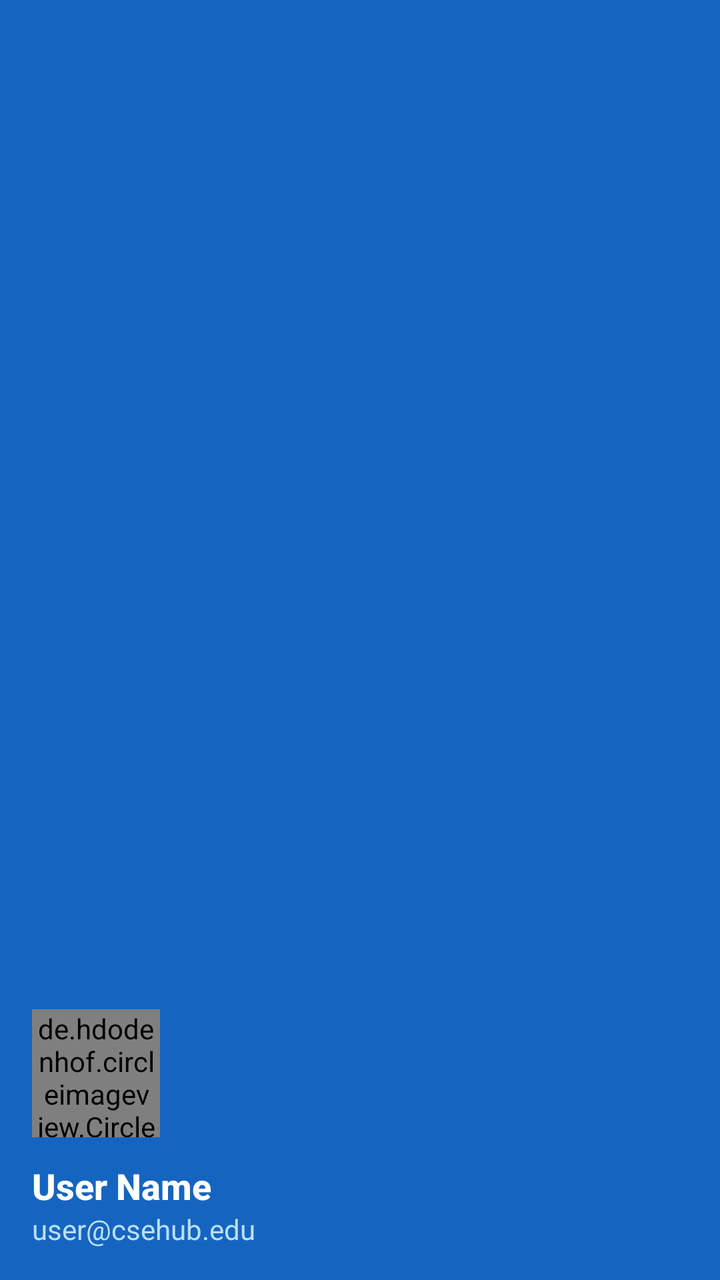
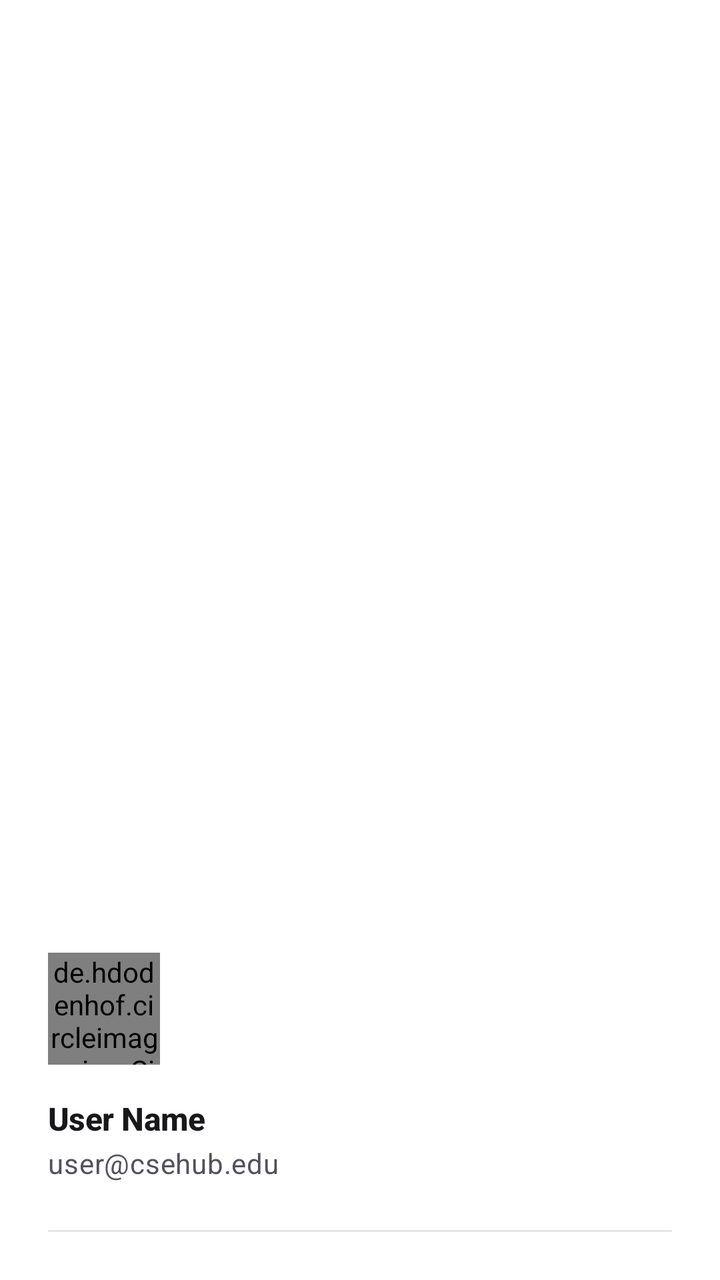

Compare the two renders of this Android layout. The source of the first and the diff that turns it into the second are given below.
<!-- AndroidManifest.xml: application theme Theme.CSEHub -->
<!-- res/layout/nav_header_main.xml -->
<?xml version="1.0" encoding="utf-8"?>
<LinearLayout xmlns:android="http://schemas.android.com/apk/res/android"
    xmlns:app="http://schemas.android.com/apk/res-auto"
    android:layout_width="match_parent"
    android:layout_height="176dp"
    android:background="@color/primary"
    android:gravity="bottom"
    android:orientation="vertical"
    android:padding="16dp"
    android:theme="@style/ThemeOverlay.AppCompat.Dark">

    
    <de.hdodenhof.circleimageview.CircleImageView
        android:id="@+id/avatarImageView"
        android:layout_width="64dp"
        android:layout_height="64dp"
        android:src="@drawable/ic_profile"
        app:civ_border_width="2dp"
        app:civ_border_color="@color/on_primary" />

    <TextView
        android:id="@+id/userNameTextView"
        android:layout_width="match_parent"
        android:layout_height="wrap_content"
        android:layout_marginTop="12dp"
        android:text="User Name"
        android:textAppearance="@style/TextAppearance.AppCompat.Body2"
        android:textColor="@color/on_primary"
        android:textSize="18sp"
        android:textStyle="bold" />

    <TextView
        android:id="@+id/userEmailTextView"
        android:layout_width="match_parent"
        android:layout_height="wrap_content"
        android:text="user@csehub.edu"
        android:textColor="@color/primary_container"
        android:textSize="14sp" />
</LinearLayout>
<!-- resources referenced by this layout -->
<resources>
  <color name="primary">#1565C0</color>
  <color name="primary_container">#BBDEFB</color>
  <style name="Theme.CSEHub" parent="Theme.Material3.DayNight.NoActionBar">
  
          
          <item name="colorPrimary">@color/primary</item>
          <item name="colorOnPrimary">@color/on_primary</item>
          <item name="colorPrimaryContainer">@color/primary_container</item>
          <item name="colorOnPrimaryContainer">@color/on_primary_container</item>
  
          
          <item name="colorSecondary">@color/secondary</item>
          <item name="colorOnSecondary">@color/on_secondary</item>
          <item name="colorSecondaryContainer">@color/secondary_container</item>
          <item name="colorOnSecondaryContainer">@color/on_secondary_container</item>
  
          
          <item name="colorTertiary">@color/tertiary</item>
          <item name="colorTertiaryContainer">@color/tertiary_container</item>
          <item name="colorOnTertiary">@color/on_tertiary</item>
          <item name="colorOnTertiaryContainer">@color/on_tertiary_container</item>
  
          
          <item name="colorError">@color/error</item>
          <item name="colorErrorContainer">@color/error_container</item>
          <item name="colorOnError">@color/on_error</item>
  
          
          <item name="android:windowBackground">@color/background</item>
          <item name="android:colorBackground">@color/background</item>
          <item name="colorOnBackground">@color/on_background</item>
          <item name="colorSurface">@color/surface</item>
          <item name="colorSurfaceVariant">@color/surface_variant</item>
          <item name="colorOnSurface">@color/on_surface</item>
          <item name="colorOnSurfaceVariant">@color/on_surface_variant</item>
          <item name="colorOutline">@color/outline</item>
          <item name="colorOutlineVariant">@color/outline_variant</item>
  
          
          <item name="android:statusBarColor" tools:targetApi="21">?attr/colorPrimary</item>
          <item name="android:windowLightStatusBar" tools:targetApi="23">false</item>
  
          
          <item name="elevationOverlayEnabled">false</item>
  
          
          <item name="shapeAppearanceSmallComponent">@style/ShapeAppearance.CSEHub.Small</item>
          <item name="shapeAppearanceMediumComponent">@style/ShapeAppearance.CSEHub.Medium</item>
          <item name="shapeAppearanceLargeComponent">@style/ShapeAppearance.CSEHub.Large</item>
      </style>
  <color name="on_primary_container">#0A1929</color>
  <color name="secondary">#00796B</color>
  <color name="secondary_container">#B2DFDB</color>
  <color name="on_secondary_container">#002319</color>
  <color name="tertiary">#E65100</color>
  <color name="tertiary_container">#FFE0B2</color>
  <color name="on_tertiary">#FFFFFF</color>
  <color name="on_tertiary_container">#3E1300</color>
  <color name="error">#B00020</color>
  <color name="error_container">#FDECEA</color>
  <color name="background">#F8F9FA</color>
  <color name="on_background">#1A1C1E</color>
  <color name="surface_variant">#EEF2F6</color>
  <color name="on_surface">#1A1C1E</color>
  <color name="on_surface_variant">#44474F</color>
  <color name="outline">#74777F</color>
  <color name="outline_variant">#C4C6D0</color>
  <!-- unchanged entries left out for length: 8 -->
</resources>

<!-- the commit's change to res/layout/nav_header_main.xml (unified diff, before → after) -->
@@ -2,38 +2,43 @@
 <LinearLayout xmlns:android="http://schemas.android.com/apk/res/android"
     xmlns:app="http://schemas.android.com/apk/res-auto"
     android:layout_width="match_parent"
-    android:layout_height="176dp"
-    android:background="@color/primary"
+    android:layout_height="wrap_content"
+    android:background="?attr/colorSurface"
     android:gravity="bottom"
     android:orientation="vertical"
-    android:padding="16dp"
-    android:theme="@style/ThemeOverlay.AppCompat.Dark">
+    android:padding="24dp">
 
     
     <de.hdodenhof.circleimageview.CircleImageView
         android:id="@+id/avatarImageView"
-        android:layout_width="64dp"
-        android:layout_height="64dp"
+        android:layout_width="56dp"
+        android:layout_height="56dp"
+        android:layout_marginBottom="16dp"
         android:src="@drawable/ic_profile"
-        app:civ_border_width="2dp"
-        app:civ_border_color="@color/on_primary" />
+        app:civ_border_width="1dp"
+        app:civ_border_color="?attr/colorOutlineVariant" />
 
     <TextView
         android:id="@+id/userNameTextView"
         android:layout_width="match_parent"
         android:layout_height="wrap_content"
-        android:layout_marginTop="12dp"
         android:text="User Name"
-        android:textAppearance="@style/TextAppearance.AppCompat.Body2"
-        android:textColor="@color/on_primary"
-        android:textSize="18sp"
-        android:textStyle="bold" />
+        android:textAppearance="@style/TextAppearance.CSEHub.TitleMedium"
+        android:textColor="?attr/colorOnSurface" />
 
     <TextView
         android:id="@+id/userEmailTextView"
         android:layout_width="match_parent"
         android:layout_height="wrap_content"
         android:text="user@csehub.edu"
-        android:textColor="@color/primary_container"
-        android:textSize="14sp" />
+        android:textAppearance="@style/TextAppearance.CSEHub.BodyMedium"
+        android:textColor="?attr/colorOnSurfaceVariant"
+        android:layout_marginTop="2dp"/>
+        
+    
+    <View
+        android:layout_width="match_parent"
+        android:layout_height="1dp"
+        android:layout_marginTop="24dp"
+        android:background="?attr/colorOutlineVariant" />
 </LinearLayout>
<!-- resource entries referenced after the edit -->
@@ -1,7 +1,17 @@
 <!-- resources referenced by this layout -->
 <resources>
-  <color name="primary">#1565C0</color>
-  <color name="primary_container">#BBDEFB</color>
+  <style name="TextAppearance.CSEHub.BodyMedium" parent="TextAppearance.Material3.BodyMedium">
+          <item name="android:textColor">?attr/colorOnSurfaceVariant</item>
+          <item name="android:fontFamily">@font/inter</item>
+      </style>
+  <style name="TextAppearance.CSEHub.TitleMedium" parent="TextAppearance.Material3.TitleMedium">
+          <item name="android:textColor">?attr/colorOnSurface</item>
+          <item name="android:textStyle">bold</item>
+          <item name="android:fontFamily">@font/inter</item>
+          <item name="android:letterSpacing">-0.01</item>
+      </style>
+  <color name="primary">#4F46E5</color>
+  <color name="primary_container">#E0E7FF</color>
   <style name="Theme.CSEHub" parent="Theme.Material3.DayNight.NoActionBar">
   
           
@@ -10,22 +20,21 @@
           <item name="colorPrimaryContainer">@color/primary_container</item>
           <item name="colorOnPrimaryContainer">@color/on_primary_container</item>
   
-          
           <item name="colorSecondary">@color/secondary</item>
           <item name="colorOnSecondary">@color/on_secondary</item>
           <item name="colorSecondaryContainer">@color/secondary_container</item>
           <item name="colorOnSecondaryContainer">@color/on_secondary_container</item>
   
-          
-          <item name="colorTertiary">@color/tertiary</item>
-          <item name="colorTertiaryContainer">@color/tertiary_container</item>
-          <item name="colorOnTertiary">@color/on_tertiary</item>
-          <item name="colorOnTertiaryContainer">@color/on_tertiary_container</item>
+          <item name="colorTertiary">@color/accent</item>
+          <item name="colorTertiaryContainer">@color/warning_container</item>
+          <item name="colorOnTertiary">@color/on_accent</item>
+          <item name="colorOnTertiaryContainer">@color/on_warning_container</item>
   
           
           <item name="colorError">@color/error</item>
           <item name="colorErrorContainer">@color/error_container</item>
           <item name="colorOnError">@color/on_error</item>
+          <item name="colorOnErrorContainer">@color/on_error_container</item>
   
           
           <item name="android:windowBackground">@color/background</item>
@@ -39,34 +48,81 @@
           <item name="colorOutlineVariant">@color/outline_variant</item>
   
           
-          <item name="android:statusBarColor" tools:targetApi="21">?attr/colorPrimary</item>
-          <item name="android:windowLightStatusBar" tools:targetApi="23">false</item>
+          <item name="android:statusBarColor" tools:targetApi="21">@color/background</item>
+          <item name="android:windowLightStatusBar" tools:targetApi="23">true</item>
+          
+          <item name="android:navigationBarColor" tools:targetApi="21">@color/background</item>
+          <item name="android:windowLightNavigationBar" tools:targetApi="27">true</item>
   
           
           <item name="elevationOverlayEnabled">false</item>
+          <item name="materialCardViewStyle">@style/Widget.CSEHub.CardView</item>
   
           
           <item name="shapeAppearanceSmallComponent">@style/ShapeAppearance.CSEHub.Small</item>
           <item name="shapeAppearanceMediumComponent">@style/ShapeAppearance.CSEHub.Medium</item>
           <item name="shapeAppearanceLargeComponent">@style/ShapeAppearance.CSEHub.Large</item>
+          
+          
+          <item name="textAppearanceTitleLarge">@style/TextAppearance.CSEHub.TitleLarge</item>
+          <item name="textAppearanceTitleMedium">@style/TextAppearance.CSEHub.TitleMedium</item>
+          <item name="textAppearanceTitleSmall">@style/TextAppearance.CSEHub.TitleSmall</item>
+          <item name="textAppearanceBodyLarge">@style/TextAppearance.CSEHub.BodyLarge</item>
+          <item name="textAppearanceBodyMedium">@style/TextAppearance.CSEHub.BodyMedium</item>
+          <item name="textAppearanceBodySmall">@style/TextAppearance.CSEHub.BodySmall</item>
+          <item name="textAppearanceLabelLarge">@style/TextAppearance.CSEHub.LabelLarge</item>
+  
       </style>
-  <color name="on_primary_container">#0A1929</color>
-  <color name="secondary">#00796B</color>
-  <color name="secondary_container">#B2DFDB</color>
-  <color name="on_secondary_container">#002319</color>
-  <color name="tertiary">#E65100</color>
-  <color name="tertiary_container">#FFE0B2</color>
-  <color name="on_tertiary">#FFFFFF</color>
-  <color name="on_tertiary_container">#3E1300</color>
-  <color name="error">#B00020</color>
-  <color name="error_container">#FDECEA</color>
-  <color name="background">#F8F9FA</color>
-  <color name="on_background">#1A1C1E</color>
-  <color name="surface_variant">#EEF2F6</color>
-  <color name="on_surface">#1A1C1E</color>
-  <color name="on_surface_variant">#44474F</color>
-  <color name="outline">#74777F</color>
-  <color name="outline_variant">#C4C6D0</color>
+  <color name="on_primary_container">#312E81</color>
+  <color name="secondary">#0D9488</color>
+  <color name="secondary_container">#CCFBF1</color>
+  <color name="on_secondary_container">#115E59</color>
+  <color name="accent">#F59E0B</color>
+  <color name="warning_container">#FEF3C7</color>
+  <color name="on_accent">#FFFFFF</color>
+  <color name="on_warning_container">#78350F</color>
+  <color name="error">#DC2626</color>
+  <color name="error_container">#FEE2E2</color>
+  <color name="on_error_container">#7F1D1D</color>
+  <color name="background">#FAFAFA</color>
+  <color name="on_background">#09090B</color>
+  <color name="surface_variant">#F4F4F5</color>
+  <color name="on_surface">#18181B</color>
+  <color name="on_surface_variant">#52525B</color>
+  <color name="outline">#D4D4D8</color>
+  <color name="outline_variant">#E4E4E7</color>
+  <style name="Widget.CSEHub.CardView" parent="Widget.Material3.CardView.Elevated">
+          <item name="cardElevation">0dp</item>
+          <item name="strokeWidth">1dp</item>
+          <item name="strokeColor">@color/outline_variant</item>
+          <item name="cardBackgroundColor">@color/surface</item>
+          <item name="shapeAppearance">@style/ShapeAppearance.CSEHub.Large</item>
+      </style>
+  <style name="TextAppearance.CSEHub.TitleLarge" parent="TextAppearance.Material3.TitleLarge">
+          <item name="android:textColor">?attr/colorOnSurface</item>
+          <item name="android:textStyle">bold</item>
+          <item name="android:fontFamily">@font/inter</item>
+          <item name="android:letterSpacing">-0.02</item>
+      </style>
+  <style name="TextAppearance.CSEHub.TitleSmall" parent="TextAppearance.Material3.TitleSmall">
+          <item name="android:textColor">?attr/colorOnSurface</item>
+          <item name="android:textStyle">bold</item>
+          <item name="android:fontFamily">@font/inter</item>
+      </style>
+  <style name="TextAppearance.CSEHub.BodyLarge" parent="TextAppearance.Material3.BodyLarge">
+          <item name="android:textColor">?attr/colorOnSurfaceVariant</item>
+          <item name="android:fontFamily">@font/inter</item>
+      </style>
+  <style name="TextAppearance.CSEHub.BodySmall" parent="TextAppearance.Material3.BodySmall">
+          <item name="android:textColor">?attr/colorOnSurfaceVariant</item>
+          <item name="android:fontFamily">@font/inter</item>
+      </style>
+  <style name="TextAppearance.CSEHub.LabelLarge" parent="TextAppearance.Material3.LabelLarge">
+          <item name="android:textColor">?attr/colorOnSurfaceVariant</item>
+          <item name="android:textStyle">bold</item>
+          <item name="android:fontFamily">@font/inter</item>
+          <item name="android:letterSpacing">0.02</item>
+      </style>
   <!-- unchanged entries left out for length: 8 -->
 </resources>
 
